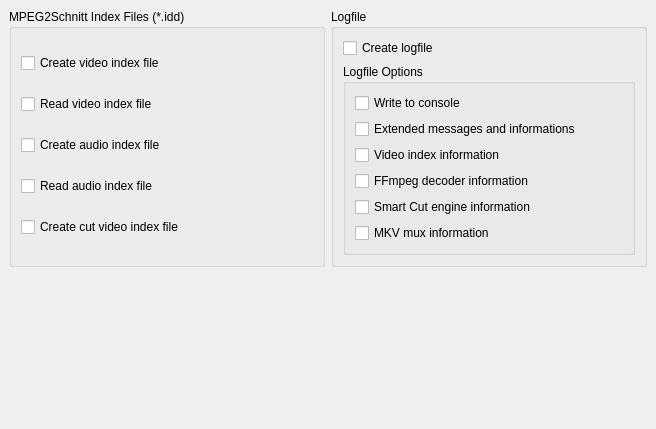
Old version of the form ui/ttcutsettingsfiles.ui in the repository MINIXJR/TTCut-ng.
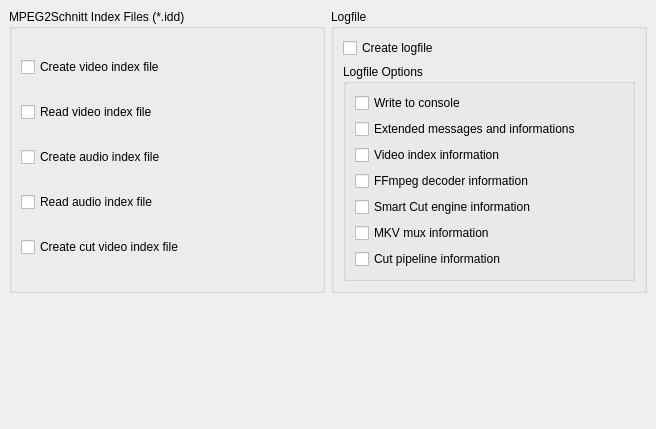
New version of the form.

Commit message: Logging refactor phase 4: cut pipeline

The edit to the form file:
```diff
--- a/ui/ttcutsettingsfiles.ui
+++ b/ui/ttcutsettingsfiles.ui
@@ -179,6 +179,13 @@
            </property>
           </widget>
          </item>
+         <item row="6" column="0" >
+          <widget class="QCheckBox" name="cbLogPlusCutPipeline" >
+           <property name="text" >
+            <string>Cut pipeline information</string>
+           </property>
+          </widget>
+         </item>
          <item row="1" column="0" >
           <widget class="QCheckBox" name="cbLogExtended" >
            <property name="text" >
```
The commit also changes 15 other files.
